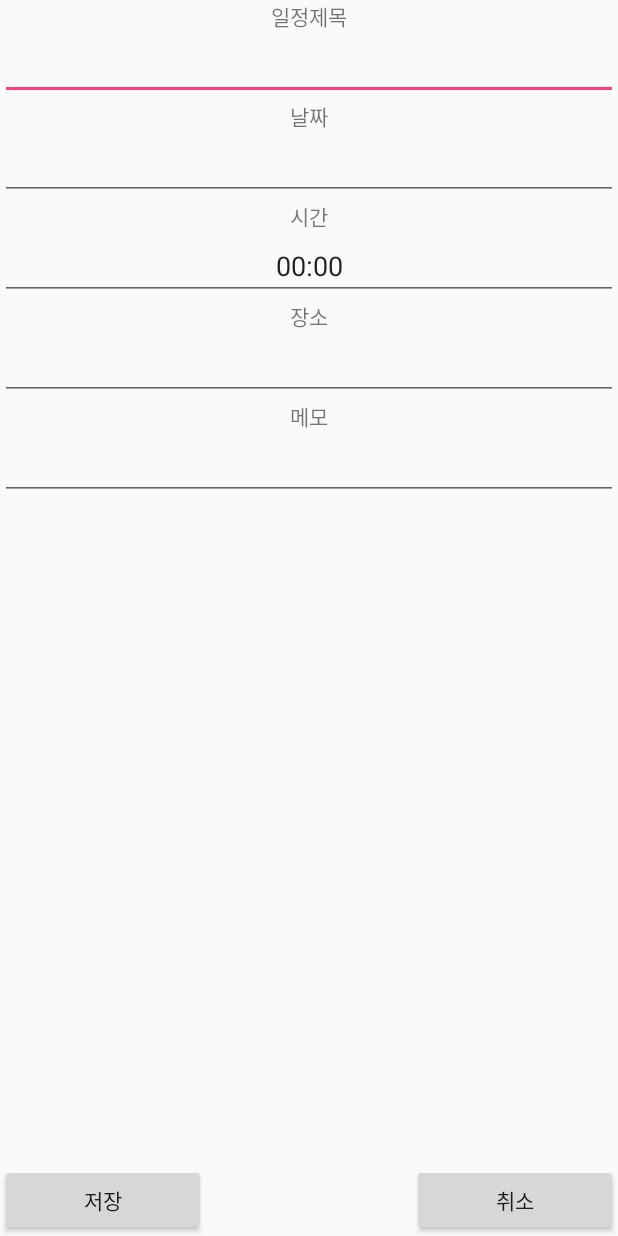
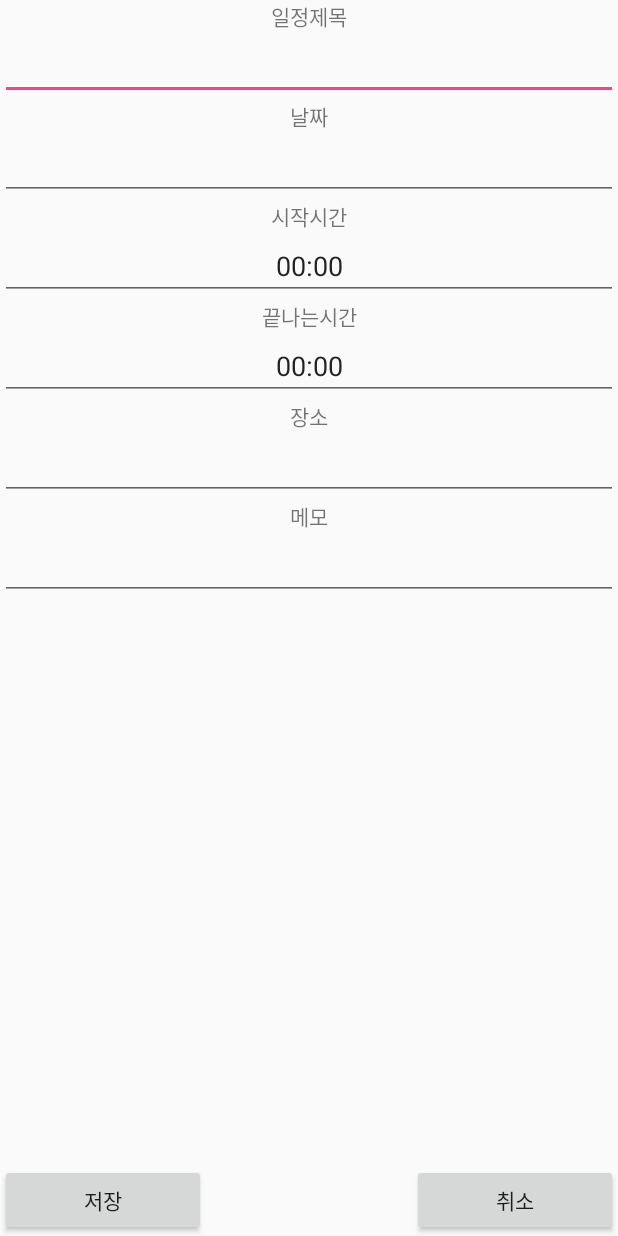
Before and after one commit to chaminhye/Calendar, an Android app: the fragment Weekly placed in its activity, in the options menu, after a tap on "schedule addition", on a phone screen of 412 x 824 dp. Run offline under Robolectric (Android 15) with nearby library versions, the phone set to English and light mode, and no system bars.

Commit message:
weekly(add schedule_incomplete)

```diff
--- a/app/src/main/java/com/example/mh/calendarproject/Monthly.java
+++ b/app/src/main/java/com/example/mh/calendarproject/Monthly.java
@@ -91,14 +91,14 @@ public class Monthly extends Fragment implements View.OnClickListener,AdapterVie
         for (int i = 1; i <= last; i++) {
             mItems.add(i + "");
         }
-/*        //해당날짜 텍스트 컬러,배경 변경
+        //해당날짜 텍스트 컬러,배경 변경
         mCal= Calendar.getInstance();
         //오늘 DAY가져옴
         Integer today=mCal.get(Calendar.DAY_OF_MONTH);
         String sToday=String.valueOf(today);
         if(sToday.equals(today)){
 
-        }*/
+        }
         adapter.notifyDataSetChanged();
     }
 
--- a/app/src/main/java/com/example/mh/calendarproject/ScheduleEdit_Activity.java
+++ b/app/src/main/java/com/example/mh/calendarproject/ScheduleEdit_Activity.java
@@ -65,13 +65,14 @@ public class ScheduleEdit_Activity extends Activity implements View.OnClickListe
 
         if (mId == -1) {
             btn2.setVisibility(View.INVISIBLE);
+
         }
     }
 
     @Override
     public void onClick(View v) {
         // TODO Auto-generated method stub
-        db= mDBHelper.getWritableDatabase();
+        SQLiteDatabase db = mDBHelper.getWritableDatabase();
 
         switch (v.getId()) {
             case R.id.btnsave:
--- a/app/src/main/java/com/example/mh/calendarproject/Schedule_list.java
+++ b/app/src/main/java/com/example/mh/calendarproject/Schedule_list.java
@@ -18,6 +18,7 @@ public class Schedule_list extends Activity implements OnItemClickListener,
 		OnClickListener {
 	MyDBHelper mDBHelper;
 	String today;
+	String today_week;
 	Cursor cursor;
 	SimpleCursorAdapter adapter;
 	ListView list;
--- a/app/src/main/java/com/example/mh/calendarproject/Weekly.java
+++ b/app/src/main/java/com/example/mh/calendarproject/Weekly.java
@@ -43,7 +43,7 @@ public class Weekly extends Fragment {
     @Override
     public View onCreateView(LayoutInflater inflater, ViewGroup container, Bundle savedInstanceState) {
 
-        final View view = inflater.inflate(R.layout.weekly,container,false);
+        final View view = inflater.inflate(R.layout.weekly, container, false);
 
         mItems = new ArrayList<String>();
         mItems.clear();
@@ -97,14 +97,14 @@ public class Weekly extends Fragment {
         });
 
 
-        Button btn1=(Button)view.findViewById(R.id.btn1);   //지난주
+        Button btn1 = (Button) view.findViewById(R.id.btn1);   //지난주
         btn1.setOnClickListener(new View.OnClickListener() {
             @Override
             public void onClick(View v) {
-                last=last-7;
+                last = last - 7;
                 data.clear();
-                for (int i = last-day, j=0; i <= last+6-day; i++,j++) {
-                    if (i > last2 || i<=0) {
+                for (int i = last - day, j = 0; i <= last + 6 - day; i++, j++) {
+                    if (i > last2 || i <= 0) {
                         //data.add(new MyItem(" ",0));
                         data.isEmpty();
                     } else {
@@ -116,7 +116,7 @@ public class Weekly extends Fragment {
                 adapter1 = new MyAdapter(getContext(), R.layout.item, data);
 
                 //어댑터 연결
-                ListView listView = (ListView)view.findViewById(R.id.listView);
+                ListView listView = (ListView) view.findViewById(R.id.listView);
                 listView.setAdapter(adapter1);
 
                 listView.setDivider(new ColorDrawable(Color.BLACK));
@@ -133,14 +133,14 @@ public class Weekly extends Fragment {
                 });
             }
         });
-        Button btn2=(Button)view.findViewById(R.id.btn2);
+        Button btn2 = (Button) view.findViewById(R.id.btn2);
         btn2.setOnClickListener(new View.OnClickListener() {    //이번주
             @Override
             public void onClick(View v) {
-                last=last+7;
+                last = last + 7;
                 data.clear();
-                for (int i = last-day, j=0; i <= last+6-day; i++,j++) {
-                    if (i > last2 || i<=0) {
+                for (int i = last - day, j = 0; i <= last + 6 - day; i++, j++) {
+                    if (i > last2 || i <= 0) {
                         //data.add(new MyItem(" ",0));
                         data.isEmpty();
                     } else {
@@ -152,7 +152,7 @@ public class Weekly extends Fragment {
                 adapter2 = new MyAdapter(getContext(), R.layout.item, data);
 
                 //어댑터 연결
-                ListView listView = (ListView)view.findViewById(R.id.listView);
+                ListView listView = (ListView) view.findViewById(R.id.listView);
                 listView.setAdapter(adapter2);
 
                 listView.setDivider(new ColorDrawable(Color.BLACK));
@@ -161,15 +161,21 @@ public class Weekly extends Fragment {
                 listView.setOnItemClickListener(new AdapterView.OnItemClickListener() {
                     public void onItemClick(AdapterView<?> parent, View vClicked,
                                             int position, long id) {
-                        //   String name = (String) ((TextView)vClicked.findViewById(R.id.textItem1)).getText();
-                        String name = ((MyItem) adapter.getItem(position)).nClass;
-                        int name1 = ((MyItem) adapter.getItem(position)).nDay;
+//                        String name = ((MyItem) adapter.getItem(position)).nClass;
+//                        int name1 = ((MyItem) adapter.getItem(position)).nDay;
+
+                        Log.i("D","d"); //해당 주 클릭안됨 //after버튼누르면 그다음은 클릭됨
+                        Intent intent = new Intent(getActivity(), Schedule_list.class);
+                        startActivity(intent);
 
                     }
                 });
+
             }
         });
+
         return view;
+
     }
 
 }
--- a/app/src/main/res/layout/schedule_edit.xml
+++ b/app/src/main/res/layout/schedule_edit.xml
@@ -40,10 +40,22 @@
             android:layout_width="fill_parent"
             android:layout_height="wrap_content"
             android:gravity="center"
-            android:text="시간" />
+            android:text="시작시간" />
 
         <EditText
             android:id="@+id/edittime"
+            android:layout_width="fill_parent"
+            android:layout_height="wrap_content"
+            android:gravity="center"
+            android:text="00:00" />
+        <TextView
+            android:layout_width="fill_parent"
+            android:layout_height="wrap_content"
+            android:gravity="center"
+            android:text="끝나는시간" />
+
+        <EditText
+            android:id="@+id/edittime2"
             android:layout_width="fill_parent"
             android:layout_height="wrap_content"
             android:gravity="center"
```
Lines whose indentation alone changed are shown as unchanged.
